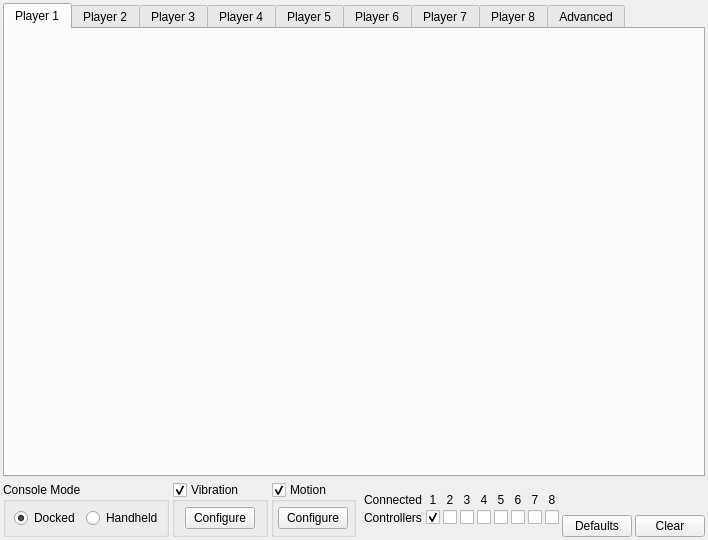
Qt form src/yuzu/configuration/configure_input.ui (VinniGamgee/Moonwitch) before a commit.
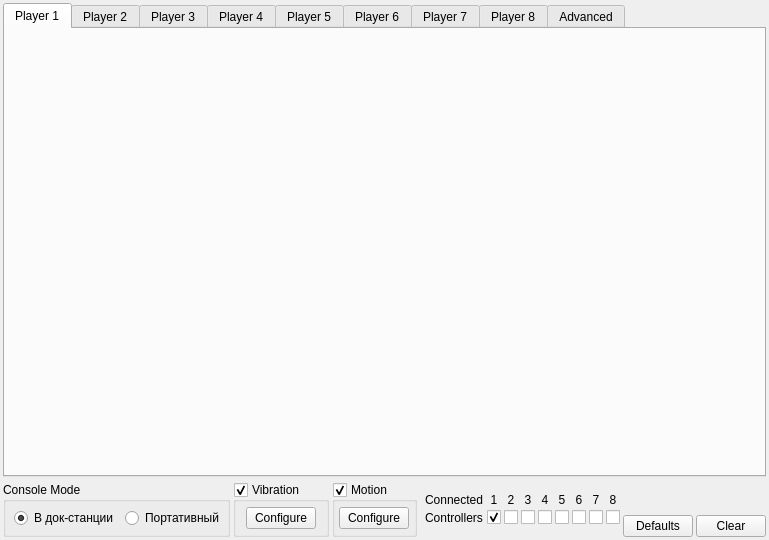
The same form after that commit.

Patch:
```diff
--- a/src/yuzu/configuration/configure_input.ui
+++ b/src/yuzu/configuration/configure_input.ui
@@ -156,7 +156,7 @@
          <item>
           <widget class="QRadioButton" name="radioDocked">
            <property name="text">
-            <string>Docked</string>
+             <string>В док-станции</string>
            </property>
            <property name="checked">
             <bool>true</bool>
@@ -166,7 +166,7 @@
          <item>
           <widget class="QRadioButton" name="radioUndocked">
            <property name="text">
-            <string>Handheld</string>
+             <string>Портативный</string>
            </property>
           </widget>
          </item>
```
Lines whose indentation alone changed are shown as unchanged.
